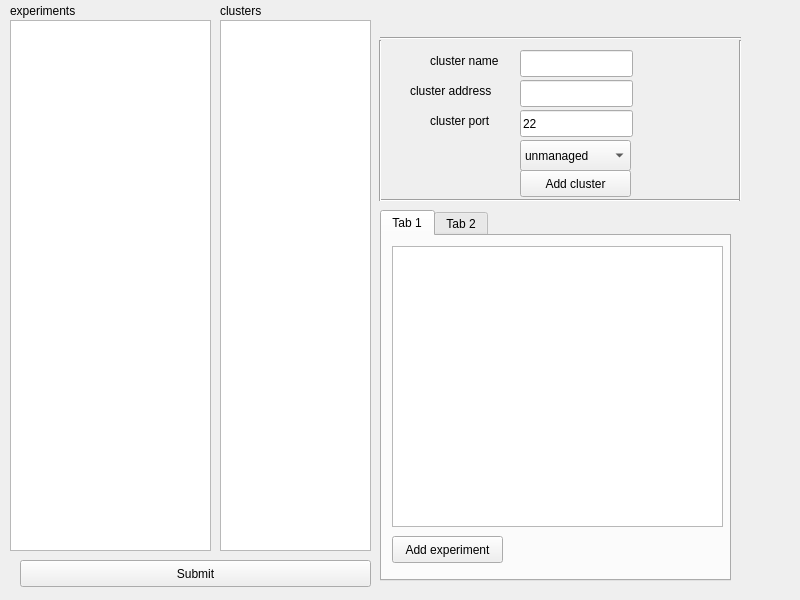
Before: the Qt Designer form neronet/neronetgui.ui in sjjsy/neronet, drawn with Qt 5.
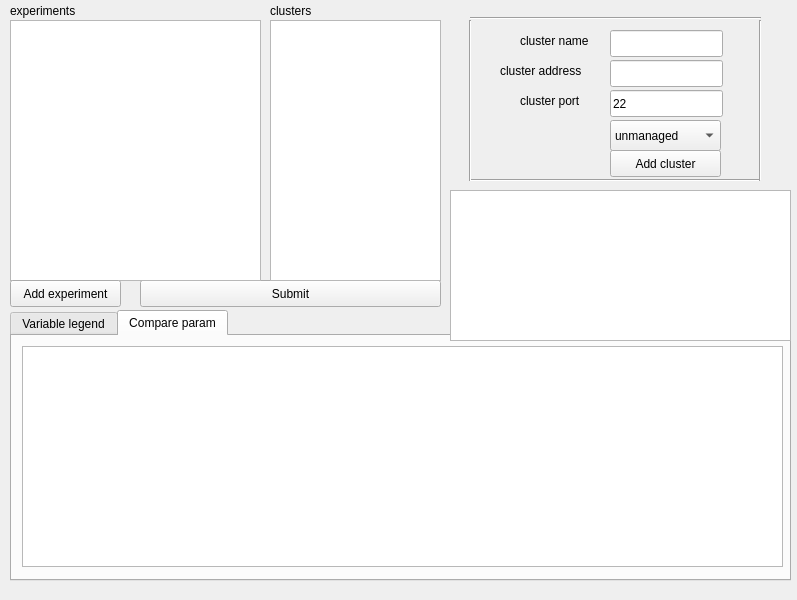
After: the same form once the commit is applied.

Diff of the .ui file:
```diff
--- a/neronet/neronetgui.ui
+++ b/neronet/neronetgui.ui
@@ -6,7 +6,7 @@
    <rect>
     <x>0</x>
     <y>0</y>
-    <width>800</width>
+    <width>797</width>
     <height>600</height>
    </rect>
   </property>
@@ -17,9 +17,9 @@
    <widget class="QPushButton" name="submit_btn">
     <property name="geometry">
      <rect>
-      <x>20</x>
-      <y>560</y>
-      <width>351</width>
+      <x>140</x>
+      <y>280</y>
+      <width>301</width>
       <height>27</height>
      </rect>
     </property>
@@ -30,9 +30,9 @@
    <widget class="Line" name="line">
     <property name="geometry">
      <rect>
-      <x>380</x>
-      <y>30</y>
-      <width>361</width>
+      <x>470</x>
+      <y>10</y>
+      <width>291</width>
       <height>16</height>
      </rect>
     </property>
@@ -43,9 +43,9 @@
    <widget class="Line" name="line_2">
     <property name="geometry">
      <rect>
-      <x>380</x>
-      <y>190</y>
-      <width>361</width>
+      <x>470</x>
+      <y>170</y>
+      <width>291</width>
       <height>20</height>
      </rect>
     </property>
@@ -56,8 +56,8 @@
    <widget class="Line" name="line_3">
     <property name="geometry">
      <rect>
-      <x>370</x>
-      <y>40</y>
+      <x>460</x>
+      <y>20</y>
       <width>20</width>
       <height>161</height>
      </rect>
@@ -69,8 +69,8 @@
    <widget class="Line" name="line_4">
     <property name="geometry">
      <rect>
-      <x>730</x>
-      <y>40</y>
+      <x>750</x>
+      <y>20</y>
       <width>20</width>
       <height>161</height>
      </rect>
@@ -82,8 +82,8 @@
    <widget class="QLineEdit" name="cluster_name_field">
     <property name="geometry">
      <rect>
-      <x>520</x>
-      <y>50</y>
+      <x>610</x>
+      <y>30</y>
       <width>113</width>
       <height>27</height>
      </rect>
@@ -92,8 +92,8 @@
    <widget class="QLineEdit" name="cluster_address_field">
     <property name="geometry">
      <rect>
-      <x>520</x>
-      <y>80</y>
+      <x>610</x>
+      <y>60</y>
       <width>113</width>
       <height>27</height>
      </rect>
@@ -102,8 +102,8 @@
    <widget class="QLineEdit" name="cluster_port_field">
     <property name="geometry">
      <rect>
-      <x>520</x>
-      <y>110</y>
+      <x>610</x>
+      <y>90</y>
       <width>113</width>
       <height>27</height>
      </rect>
@@ -115,8 +115,8 @@
    <widget class="QPushButton" name="cluster_add_btn">
     <property name="geometry">
      <rect>
-      <x>520</x>
-      <y>170</y>
+      <x>610</x>
+      <y>150</y>
       <width>111</width>
       <height>27</height>
      </rect>
@@ -128,8 +128,8 @@
    <widget class="QComboBox" name="cluster_type_combo">
     <property name="geometry">
      <rect>
-      <x>520</x>
-      <y>140</y>
+      <x>610</x>
+      <y>120</y>
       <width>111</width>
       <height>31</height>
      </rect>
@@ -148,18 +148,18 @@
    <widget class="QListWidget" name="clusters">
     <property name="geometry">
      <rect>
-      <x>220</x>
+      <x>270</x>
       <y>20</y>
-      <width>151</width>
-      <height>531</height>
+      <width>171</width>
+      <height>261</height>
      </rect>
     </property>
    </widget>
    <widget class="QLabel" name="label">
     <property name="geometry">
      <rect>
-      <x>430</x>
-      <y>50</y>
+      <x>520</x>
+      <y>30</y>
       <width>91</width>
       <height>21</height>
      </rect>
@@ -171,8 +171,8 @@
    <widget class="QLabel" name="label_2">
     <property name="geometry">
      <rect>
-      <x>410</x>
-      <y>80</y>
+      <x>500</x>
+      <y>60</y>
       <width>101</width>
       <height>21</height>
      </rect>
@@ -184,8 +184,8 @@
    <widget class="QLabel" name="label_3">
     <property name="geometry">
      <rect>
-      <x>430</x>
-      <y>110</y>
+      <x>520</x>
+      <y>90</y>
       <width>81</width>
       <height>21</height>
      </rect>
@@ -199,8 +199,8 @@
      <rect>
       <x>10</x>
       <y>20</y>
-      <width>201</width>
-      <height>531</height>
+      <width>251</width>
+      <height>261</height>
      </rect>
     </property>
     <property name="selectionMode">
@@ -210,7 +210,7 @@
    <widget class="QLabel" name="label_4">
     <property name="geometry">
      <rect>
-      <x>220</x>
+      <x>270</x>
       <y>0</y>
       <width>91</width>
       <height>21</height>
@@ -236,45 +236,69 @@
    <widget class="QTabWidget" name="tabWidget">
     <property name="geometry">
      <rect>
-      <x>380</x>
-      <y>210</y>
-      <width>351</width>
-      <height>371</height>
+      <x>10</x>
+      <y>310</y>
+      <width>781</width>
+      <height>271</height>
      </rect>
     </property>
-    <widget class="QWidget" name="tab">
-     <attribute name="title">
-      <string>Tab 1</string>
-     </attribute>
-     <widget class="QPushButton" name="exp_add_btn">
-      <property name="geometry">
-       <rect>
-        <x>10</x>
-        <y>300</y>
-        <width>111</width>
-        <height>27</height>
-       </rect>
-      </property>
-      <property name="text">
-       <string>Add experiment</string>
-      </property>
-     </widget>
-     <widget class="QPlainTextEdit" name="experiment_log">
-      <property name="geometry">
-       <rect>
-        <x>10</x>
-        <y>10</y>
-        <width>331</width>
-        <height>281</height>
-       </rect>
-      </property>
-     </widget>
-    </widget>
+    <property name="currentIndex">
+     <number>1</number>
+    </property>
     <widget class="QWidget" name="tab_2">
      <attribute name="title">
-      <string>Tab 2</string>
+      <string>Variable legend</string>
      </attribute>
     </widget>
+    <widget class="QWidget" name="tab_3">
+     <attribute name="title">
+      <string>Compare param</string>
+     </attribute>
+     <widget class="QTableWidget" name="tableWidget">
+      <property name="geometry">
+       <rect>
+        <x>10</x>
+        <y>10</y>
+        <width>761</width>
+        <height>221</height>
+       </rect>
+      </property>
+      <property name="font">
+       <font>
+        <pointsize>9</pointsize>
+       </font>
+      </property>
+      <attribute name="verticalHeaderDefaultSectionSize">
+       <number>22</number>
+      </attribute>
+      <attribute name="verticalHeaderMinimumSectionSize">
+       <number>22</number>
+      </attribute>
+     </widget>
+    </widget>
+   </widget>
+   <widget class="QPlainTextEdit" name="experiment_log">
+    <property name="geometry">
+     <rect>
+      <x>450</x>
+      <y>190</y>
+      <width>341</width>
+      <height>151</height>
+     </rect>
+    </property>
+   </widget>
+   <widget class="QPushButton" name="exp_add_btn">
+    <property name="geometry">
+     <rect>
+      <x>10</x>
+      <y>280</y>
+      <width>111</width>
+      <height>27</height>
+     </rect>
+    </property>
+    <property name="text">
+     <string>Add experiment</string>
+    </property>
    </widget>
   </widget>
  </widget>
```
